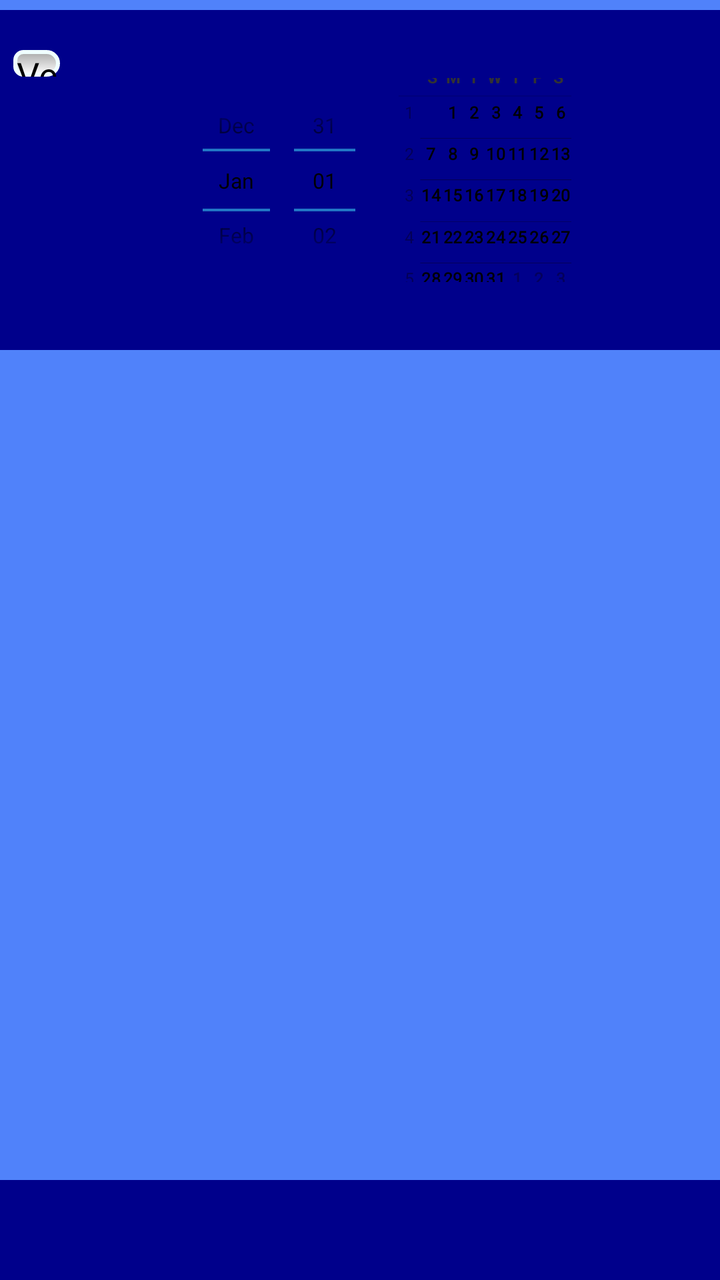
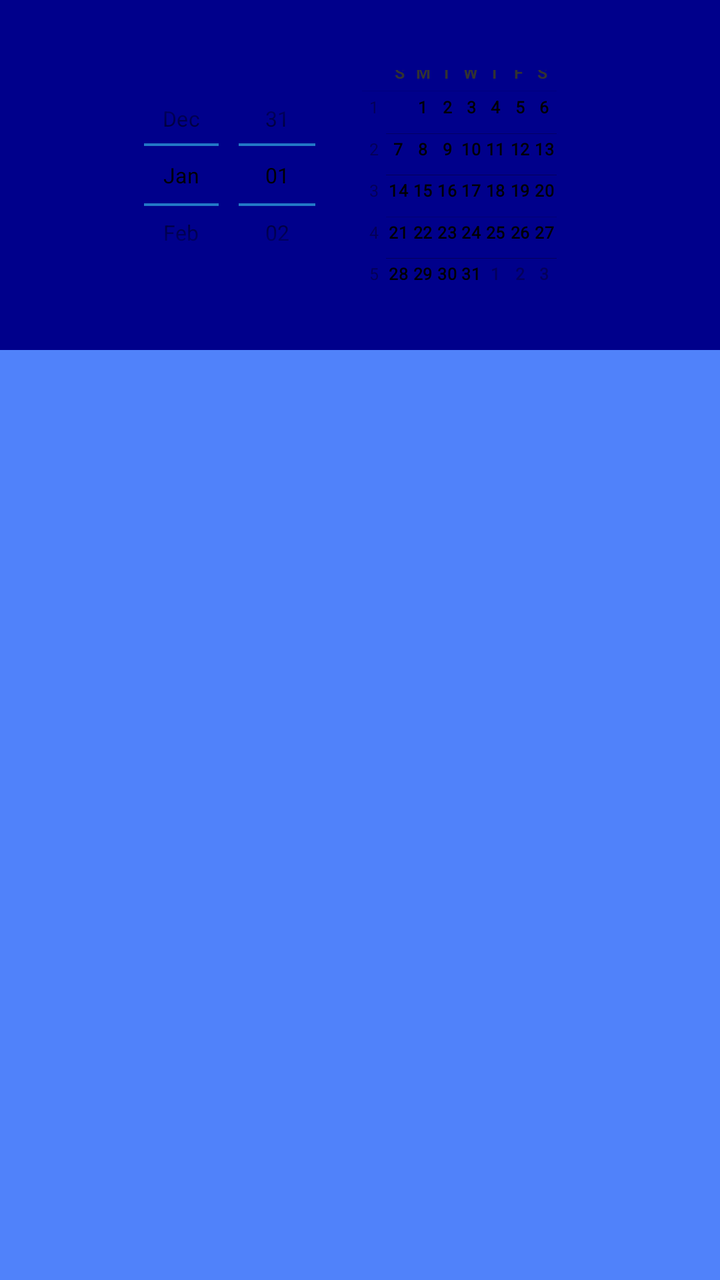

An Android layout rendered at two revisions. The XML below is the earlier revision; the diff shows what the commit changed to produce the second picture.
<!-- AndroidManifest.xml: application theme AppTheme -->
<!-- res/layout/activity_reports.xml -->
<RelativeLayout xmlns:android="http://schemas.android.com/apk/res/android"
    android:layout_width="fill_parent"
    android:layout_height="fill_parent"
    android:background="@color/Edicards"> 


<LinearLayout xmlns:android="http://schemas.android.com/apk/res/android"
        	  android:id="@+id/headerMainLinearLayout" 
              android:layout_width="fill_parent" 
              android:layout_height="170dp" 
              android:layout_marginTop="5dp" 
              android:background="@color/DarkBlue"
              android:orientation="horizontal" >

      		  <Button android:id="@+id/btnAccept"
        		 android:text="Ver"
        		 android:layout_marginLeft="20px"
		         android:layout_marginRight="20px"
        		 android:layout_width="70px" 
		     	 android:layout_marginBottom="20dp"
		     	 android:layout_marginTop="20dp"
		     	 android:layout_height="40px"
		     	 android:background="@drawable/background_button" />
        
		      <DatePicker
		        android:id="@+id/dpResult1"
		        android:layout_width="wrap_content"
		        android:scaleX="0.60"
				android:scaleY="0.60"
		        android:layout_height="wrap_content" />
		         
		      <DatePicker
		        android:id="@+id/dpResult2"
		        android:layout_width="wrap_content"
		        android:scaleX="0.60"
				android:scaleY="0.60"
		        android:layout_height="wrap_content" />
		          
		       
</LinearLayout>

<LinearLayout  xmlns:android="http://schemas.android.com/apk/res/android" android:orientation="vertical"
    			android:layout_marginBottom="100dp" 
    			android:layout_height="520dp"
    			android:layout_width="fill_parent"
                android:layout_marginTop="175dp" >
    
<ScrollView xmlns:android="http://schemas.android.com/apk/res/android"
    android:id="@+id/svcScroll" 
    android:clickable="true" 
    android:layout_weight="1" 
    android:layout_width="fill_parent" 
    android:layout_height="fill_parent">
    
    <LinearLayout xmlns:android="http://schemas.android.com/apk/res/android"
        	  android:id="@+id/mainLinearLayoutDepositManager" 
              android:layout_width="fill_parent" 
              android:layout_height="fill_parent" 
              android:orientation="vertical" >
    </LinearLayout>
</ScrollView>
</LinearLayout>

 <LinearLayout xmlns:android="http://schemas.android.com/apk/res/android"
        	  android:id="@+id/footerMainLinearLayout" 
              android:layout_width="fill_parent" 
              android:layout_height="50dp" 
              android:layout_marginTop="590dp" 
              android:background="@color/DarkBlue"
              android:orientation="horizontal" >
              
        
</LinearLayout>

</RelativeLayout>
<!-- resources referenced by this layout -->
<resources>
  <color name="DarkBlue">#00008B</color>
  <color name="Edicards">#5082FA</color>
  <!-- drawable background_button (drawable) -->
  <?xml version="1.0" encoding="utf-8"?>
   
  <shape xmlns:android="http://schemas.android.com/apk/res/android" 
       android:shape="rectangle">
      <gradient android:startColor="#AAAAAA" android:endColor="#FFFFFF"
              android:angle="270"/>
      <stroke android:width="2dp"
              android:color="@color/Azure" />
      <corners android:bottomRightRadius="7dp"
          android:bottomLeftRadius="5dp" 
          android:topLeftRadius="5dp"
          android:topRightRadius="7dp"/>    
  </shape>
  <style name="AppTheme" parent="android:Theme.Light">
          <item name="android:fontFamily">sans-serif-light</item>
          <item name="android:textStyle">bold</item>
          <item name="android:textSize">28sp</item>
          <item name="android:text">serif-monospace</item>
          <item name="android:alertDialogTheme">@style/AlertDialogCustom</item>
  
      </style>
  <color name="Azure">#F0FFFF</color>
  <style name="AlertDialogCustom" parent="android:Theme.Holo.Dialog">
          <item name="android:textColor">#00FF00</item>
          <item name="android:typeface">monospace</item>
          <item name="android:textSize">48sp</item>
      </style>
</resources>

<!-- the commit's change to res/layout/activity_reports.xml (unified diff, before → after) -->
@@ -1,75 +1,67 @@
-<RelativeLayout xmlns:android="http://schemas.android.com/apk/res/android"
-    android:layout_width="fill_parent"
+<LinearLayout xmlns:android="http://schemas.android.com/apk/res/android"
+	android:id="@+id/reportsManagerLayout"
+	android:layout_width="fill_parent"
     android:layout_height="fill_parent"
+	android:orientation="vertical"
     android:background="@color/Edicards"> 
 
 
-<LinearLayout xmlns:android="http://schemas.android.com/apk/res/android"
+	<LinearLayout xmlns:android="http://schemas.android.com/apk/res/android"
         	  android:id="@+id/headerMainLinearLayout" 
               android:layout_width="fill_parent" 
-              android:layout_height="170dp" 
-              android:layout_marginTop="5dp" 
+              android:layout_height="wrap_content"
               android:background="@color/DarkBlue"
-              android:orientation="horizontal" >
+              android:orientation="vertical" >
 
-      		  <Button android:id="@+id/btnAccept"
-        		 android:text="Ver"
-        		 android:layout_marginLeft="20px"
-		         android:layout_marginRight="20px"
-        		 android:layout_width="70px" 
-		     	 android:layout_marginBottom="20dp"
-		     	 android:layout_marginTop="20dp"
-		     	 android:layout_height="40px"
-		     	 android:background="@drawable/background_button" />
-        
-		      <DatePicker
-		        android:id="@+id/dpResult1"
-		        android:layout_width="wrap_content"
-		        android:scaleX="0.60"
-				android:scaleY="0.60"
-		        android:layout_height="wrap_content" />
-		         
-		      <DatePicker
-		        android:id="@+id/dpResult2"
-		        android:layout_width="wrap_content"
-		        android:scaleX="0.60"
-				android:scaleY="0.60"
-		        android:layout_height="wrap_content" />
-		          
-		       
+				<LinearLayout xmlns:android="http://schemas.android.com/apk/res/android"
+					android:id="@+id/headerReportButtonsLinearLayout"
+					android:layout_width="fill_parent"
+					android:layout_height="wrap_content"
+					android:background="@color/WhiteSmoke"
+					android:orientation="horizontal" />
+
+					<LinearLayout xmlns:android="http://schemas.android.com/apk/res/android"
+						android:layout_width="fill_parent"
+						android:layout_height="175dp"
+						android:orientation="horizontal" >
+
+						<DatePicker
+							android:id="@+id/dpResult1"
+							android:layout_width="wrap_content"
+							android:scaleX="0.60"
+							android:scaleY="0.60"
+							android:layout_height="wrap_content" />
+
+						<DatePicker
+							android:id="@+id/dpResult2"
+							android:layout_width="wrap_content"
+							android:scaleX="0.60"
+							android:scaleY="0.60"
+							android:layout_height="wrap_content" />
+
+					</LinearLayout>
+				</LinearLayout>
+
+		<LinearLayout  xmlns:android="http://schemas.android.com/apk/res/android" android:orientation="vertical"
+    			android:layout_marginBottom="15dp"
+    			android:layout_height="wrap_content"
+    			android:layout_width="fill_parent"
+                android:layout_marginTop="15dp" >
+    
+			<ScrollView xmlns:android="http://schemas.android.com/apk/res/android"
+				android:id="@+id/svcScroll"
+				android:clickable="true"
+				android:layout_weight="1"
+				android:layout_width="fill_parent"
+				android:layout_height="fill_parent">
+
+				<LinearLayout xmlns:android="http://schemas.android.com/apk/res/android"
+						  android:id="@+id/mainLinearLayoutArticles"
+						  android:layout_width="fill_parent"
+						  android:layout_height="fill_parent"
+						  android:orientation="vertical" >
+				</LinearLayout>
+			</ScrollView>
+		</LinearLayout>
+
 </LinearLayout>
-
-<LinearLayout  xmlns:android="http://schemas.android.com/apk/res/android" android:orientation="vertical"
-    			android:layout_marginBottom="100dp" 
-    			android:layout_height="520dp"
-    			android:layout_width="fill_parent"
-                android:layout_marginTop="175dp" >
-    
-<ScrollView xmlns:android="http://schemas.android.com/apk/res/android"
-    android:id="@+id/svcScroll" 
-    android:clickable="true" 
-    android:layout_weight="1" 
-    android:layout_width="fill_parent" 
-    android:layout_height="fill_parent">
-    
-    <LinearLayout xmlns:android="http://schemas.android.com/apk/res/android"
-        	  android:id="@+id/mainLinearLayoutDepositManager" 
-              android:layout_width="fill_parent" 
-              android:layout_height="fill_parent" 
-              android:orientation="vertical" >
-    </LinearLayout>
-</ScrollView>
-</LinearLayout>
-
- <LinearLayout xmlns:android="http://schemas.android.com/apk/res/android"
-        	  android:id="@+id/footerMainLinearLayout" 
-              android:layout_width="fill_parent" 
-              android:layout_height="50dp" 
-              android:layout_marginTop="590dp" 
-              android:background="@color/DarkBlue"
-              android:orientation="horizontal" >
-              
-        
-</LinearLayout>
-
-</RelativeLayout>
<!-- resource entries referenced after the edit -->
@@ -2,20 +2,7 @@
 <resources>
   <color name="DarkBlue">#00008B</color>
   <color name="Edicards">#5082FA</color>
-  <!-- drawable background_button (drawable) -->
-  <?xml version="1.0" encoding="utf-8"?>
-   
-  <shape xmlns:android="http://schemas.android.com/apk/res/android" 
-       android:shape="rectangle">
-      <gradient android:startColor="#AAAAAA" android:endColor="#FFFFFF"
-              android:angle="270"/>
-      <stroke android:width="2dp"
-              android:color="@color/Azure" />
-      <corners android:bottomRightRadius="7dp"
-          android:bottomLeftRadius="5dp" 
-          android:topLeftRadius="5dp"
-          android:topRightRadius="7dp"/>    
-  </shape>
+  <color name="WhiteSmoke">#F5F5F5</color>
   <style name="AppTheme" parent="android:Theme.Light">
           <item name="android:fontFamily">sans-serif-light</item>
           <item name="android:textStyle">bold</item>
@@ -24,7 +11,6 @@
           <item name="android:alertDialogTheme">@style/AlertDialogCustom</item>
   
       </style>
-  <color name="Azure">#F0FFFF</color>
   <style name="AlertDialogCustom" parent="android:Theme.Holo.Dialog">
           <item name="android:textColor">#00FF00</item>
           <item name="android:typeface">monospace</item>
